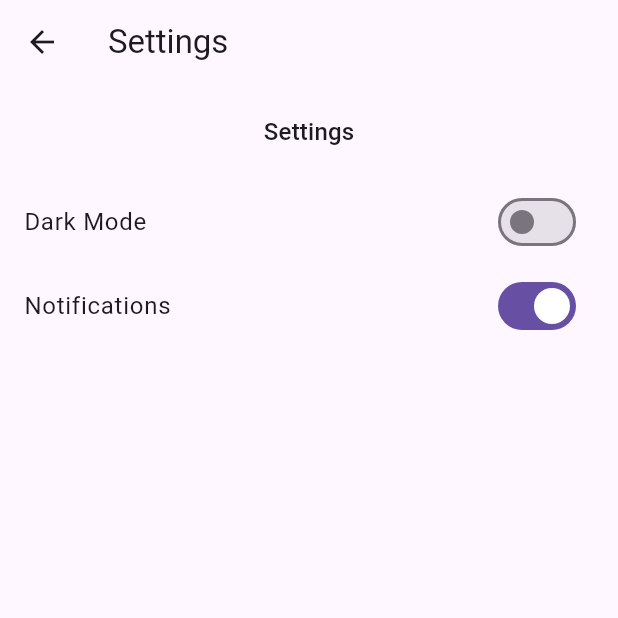
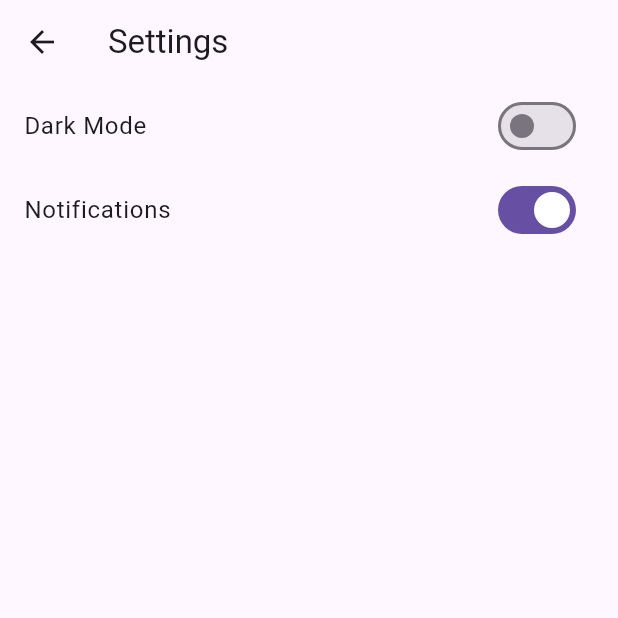
Before and after one commit to GreatSandwiches/recipe_flutter_app, a Flutter app: the screen it shows after launch, after a tap on the "settings" icon, on a phone screen of 412 x 824 dp, the top half of it. Run offline on Flutter 3.47's test engine with Material 3 defaults, Android fonts, the phone set to English and light mode, and no system bars.

Commit message:
Remove redundant settings title from SettingsScreen layout

```diff
--- a/lib/screens/settings_screen.dart
+++ b/lib/screens/settings_screen.dart
@@ -12,22 +12,13 @@ class SettingsScreen extends StatelessWidget {
       body: Column(
         children: [
 
-          // Settings Title
-          Padding(
-            padding: const EdgeInsets.all(20.0),
-            child: Center(
-              child: Text(
-                'Settings',
-                style: Theme.of(context).textTheme.titleMedium,
-              ),
-            ),
-          ),
-
           // Dark Mode Toggle
           SwitchListTile(
             title: const Text('Dark Mode'),
             value: false,
             onChanged: (bool value) {
+              // Handle dark mode toggle
+
 
             },
           ),
@@ -37,6 +28,8 @@ class SettingsScreen extends StatelessWidget {
             title: const Text('Notifications'),
             value: true,
             onChanged: (bool value) {
+              // Handle notifications toggle
+
 
             },
           ),
```
